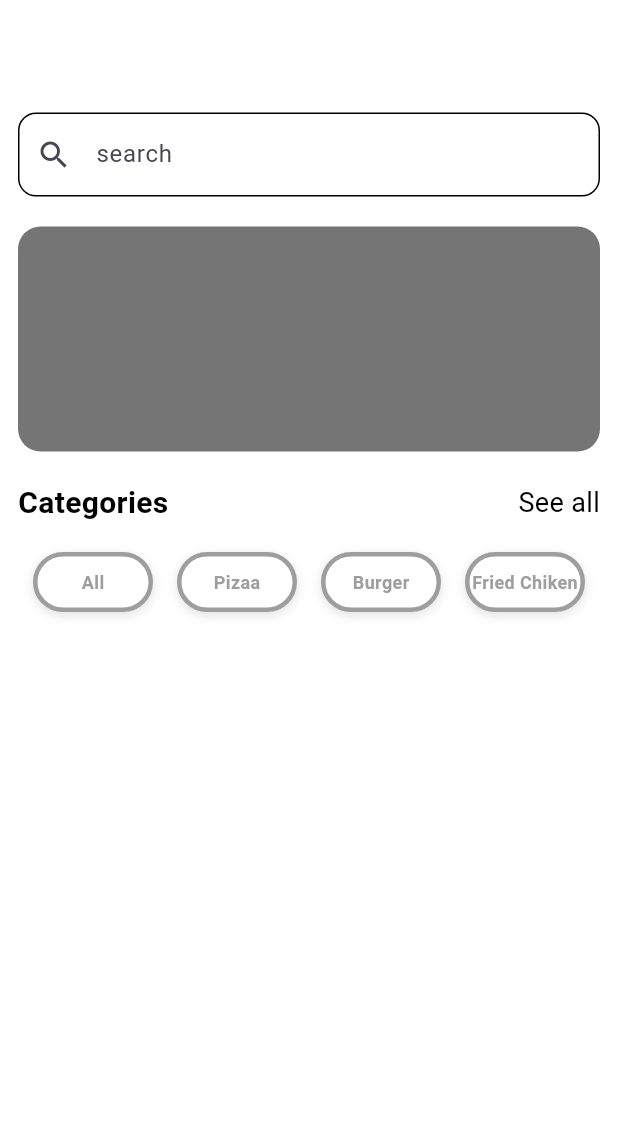
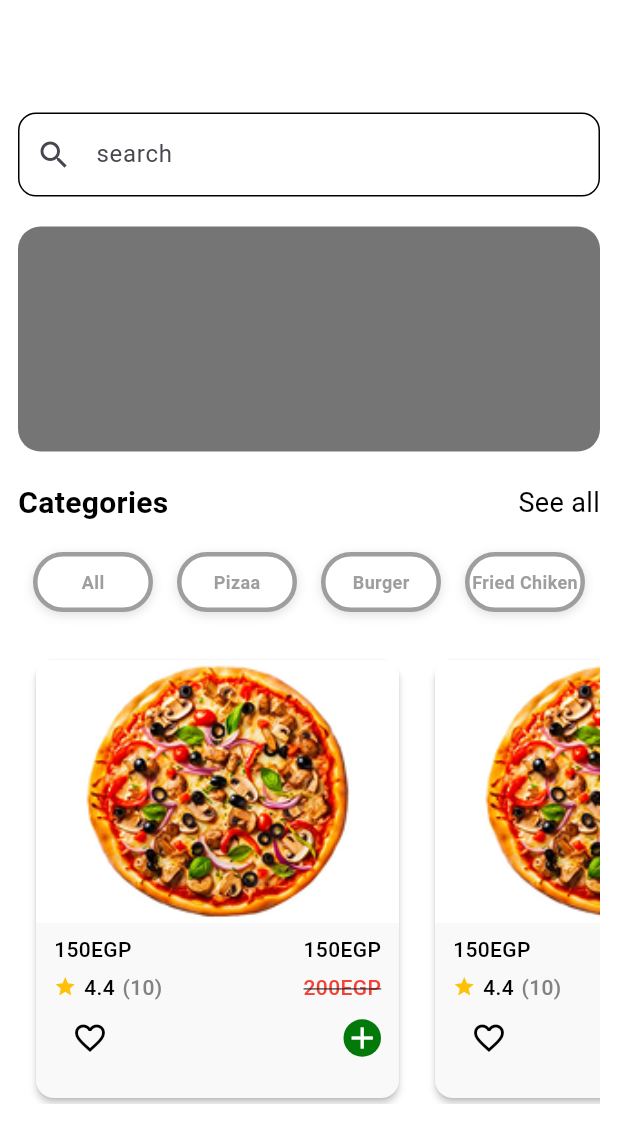
Before and after one commit to elshaarawy7/Zestora-App, a Flutter app: the HomePage screen opened by its route, on a phone screen of 412 x 824 dp. Shown: the top 1143 px of the screen. Run offline on Flutter 3.47's test engine with Material 3 defaults, Android fonts, the light colour scheme and no system bars; our stand-ins replace go_router.

Commit message:
add prodact cart and list view poradact card

```diff
--- a/lib/futcher/ui/app/home_page.dart
+++ b/lib/futcher/ui/app/home_page.dart
@@ -1,4 +1,5 @@
 import 'package:flutter/material.dart';
+import 'package:zestora/futcher/ui/widgets/List_view_builder_card_prodact.dart';
 import 'package:zestora/futcher/ui/widgets/custem_catogry.dart';
 import 'package:zestora/futcher/ui/widgets/custem_text_filed.dart';
 
@@ -12,58 +13,61 @@ class HomePage extends StatelessWidget {
         padding: const EdgeInsets.symmetric(horizontal: 12),
         child: Column(
           children: [
-            SizedBox(height: 75,) ,
+            SizedBox(height: 75),
 
             CustomTextField(
               hintText: "search",
               obscureText: false,
-              prefixIcon:Icons.search ,
+              prefixIcon: Icons.search,
+            ),
 
-            ) ,
-
-            SizedBox(height: 20,) ,
+            SizedBox(height: 20),
 
             Container(
               height: 150,
               width: double.infinity,
               decoration: BoxDecoration(
-                borderRadius: BorderRadius.circular(15) ,
-                color: Colors.black54 ,
+                borderRadius: BorderRadius.circular(15),
+                color: Colors.black54,
               ),
             ),
 
-            SizedBox(height: 20,) ,
+            SizedBox(height: 20),
 
             Row(
               mainAxisAlignment: MainAxisAlignment.spaceBetween,
               children: [
-                Text("Categories" , style: TextStyle(
-                  color: Colors.black ,
-                  fontSize: 20 ,
-                  fontWeight: FontWeight.bold ,
-                ),) ,
+                Text(
+                  "Categories",
+                  style: TextStyle(
+                    color: Colors.black,
+                    fontSize: 20,
+                    fontWeight: FontWeight.bold,
+                  ),
+                ),
 
-                Text("See all" , style: TextStyle(
-                  color: Colors.black ,
-                  fontSize: 18 ,
-                  fontWeight: FontWeight.w400 ,
-                ),)
+                Text(
+                  "See all",
+                  style: TextStyle(
+                    color: Colors.black,
+                    fontSize: 18,
+                    fontWeight: FontWeight.w400,
+                  ),
+                ),
               ],
-            ) ,
+            ),
 
-            SizedBox(height: 10,) ,
+            SizedBox(height: 10),
 
-            CustemCatogory()
+            CustemCatogory(),
+            SizedBox(height: 20,) ,
+        SizedBox(
+          height: 300,
+          child: ListViewBuilderCardProdact())
 
-
-
-
-
-
-
-          ],
-        ),
-      ),
+        ]
+    )
+      )
     );
   }
 }
--- /dev/null
+++ b/lib/futcher/ui/widgets/List_view_builder_card_prodact.dart
@@ -0,0 +1,26 @@
+import 'package:flutter/material.dart';
+import 'package:zestora/futcher/ui/widgets/prodact_card.dart';
+
+class ListViewBuilderCardProdact extends StatelessWidget {
+  const ListViewBuilderCardProdact({super.key});
+
+  @override
+  Widget build(BuildContext context) {
+    return ListView.builder(
+      scrollDirection: Axis.horizontal,
+      itemCount: 10,
+      itemBuilder: (context, index) {
+        return Padding(
+          padding: const EdgeInsets.symmetric(horizontal: 8),
+          child: ProductCard(
+                      image: 'assets/unsplash_a66sGfOnnqQ.png',
+                      rating: '4.4',
+                      price: '150EGP',
+                      oldPrice: '200EGP',
+                      reviews: '10',
+                     ),
+        );
+      },
+    );
+  }
+}
--- /dev/null
+++ b/lib/futcher/ui/widgets/prodact_card.dart
@@ -0,0 +1,156 @@
+import 'package:flutter/material.dart';
+import 'package:zestora/core/utils/color_app.dart';
+
+class ProductCard extends StatefulWidget {
+  final String image;
+  final String price;
+  final String oldPrice;
+  final String rating;
+  final String reviews;
+
+  const ProductCard({
+    super.key,
+    required this.image,
+    required this.price,
+    required this.oldPrice,
+    required this.rating,
+    required this.reviews,
+  });
+
+  @override
+  State<ProductCard> createState() => _ProductCardState();
+}
+
+class _ProductCardState extends State<ProductCard> {
+   bool isFavorat = false ;
+  @override
+  Widget build(BuildContext context) {
+    return SizedBox(
+      height: 300,
+      width: 250,
+      child: Card(
+        color: const Color(0xffF9F9F9),
+        elevation: 2,
+        shape: RoundedRectangleBorder(
+          borderRadius: BorderRadius.circular(12), // شكل الكارد أشيك
+        ),
+        child: Column(
+          crossAxisAlignment: CrossAxisAlignment.start,
+          children: [
+
+            Image.asset(widget.image  , width: double.infinity, height: 175, fit: BoxFit.cover,),
+
+            const SizedBox(height: 8),
+
+            Padding(
+              padding: const EdgeInsets.symmetric(horizontal: 12),
+              child: Column(
+                children: [
+                  Row(
+                    mainAxisAlignment: MainAxisAlignment.spaceBetween,
+                    children: [
+                      Text(
+                        widget.price,
+                        style: const TextStyle(
+                          color: Colors.black,
+                          fontSize: 14,
+                          fontWeight: FontWeight.w500,
+                        ),
+                      ),
+                      Text(
+                        widget.price,
+                        style: const TextStyle(
+                          color: Colors.black,
+                          fontSize: 14,
+                          fontWeight: FontWeight.w500,
+                        ),
+                      ),
+                    ],
+                  ),
+
+            const SizedBox(height: 5),
+
+             Row(
+              children: [
+                const Icon(Icons.star, size: 15, color: Colors.amber),
+                const SizedBox(width: 5),
+                Text(
+                  widget.rating,
+                  style: const TextStyle(
+                    color: Colors.black,
+                    fontSize: 14,
+                    fontWeight: FontWeight.w500,
+                  ),
+                ),
+                const SizedBox(width: 5),
+                Text(
+                  "(${widget.reviews})",
+                  style: const TextStyle(
+                    color: Color(0xff828282),
+                    fontSize: 14,
+                    fontWeight: FontWeight.w500,
+                  ),
+                ),
+                const Spacer(),
+                Text(
+                  widget.oldPrice,
+                  style: const TextStyle(
+                    color: Colors.red,
+                    fontSize: 14,
+                    fontWeight: FontWeight.w500,
+                    decoration: TextDecoration.lineThrough,
+                  ),
+                ),
+              ],
+            ),
+
+              Row(
+                mainAxisAlignment: MainAxisAlignment.spaceBetween,
+                children: [
+                  IconButton(
+                    onPressed: () {
+                      setState(() {
+                        isFavorat = !isFavorat ;
+                      });
+                    },
+                    icon: Icon(
+                      isFavorat ? Icons.favorite : Icons.favorite_border ,
+                      color: isFavorat ? Colors.red : Colors.black,
+                    ),
+                  ) ,
+
+                  Container(
+                    height: 25,
+                    width: 25,
+                    decoration: BoxDecoration(
+                      color: ColorApp.grean ,
+                      borderRadius: BorderRadius.circular(75) ,
+                    ),
+                    child: Center(
+                      child: IconButton(
+                        padding: EdgeInsets.zero,
+                        icon: Icon(Icons.add , color: Colors.white,),
+                        onPressed: () {
+
+                        },
+                      ),
+                    ),
+                  )
+
+                ],
+              )
+
+                ],
+              ),
+            ),
+
+
+
+
+
+          ],
+        ),
+      ),
+    );
+  }
+}
--- a/pubspec.yaml
+++ b/pubspec.yaml
@@ -65,6 +65,7 @@ flutter:
     - assets/Burger/
     - assets/Fried Chiken/
     - assets/Pizaa/
+    - assets/unsplash_a66sGfOnnqQ.png
 
 
   # An image asset can refer to one or more resolution-specific "variants", see
```
Also changed, not shown: assets/unsplash_a66sGfOnnqQ.png (added).
